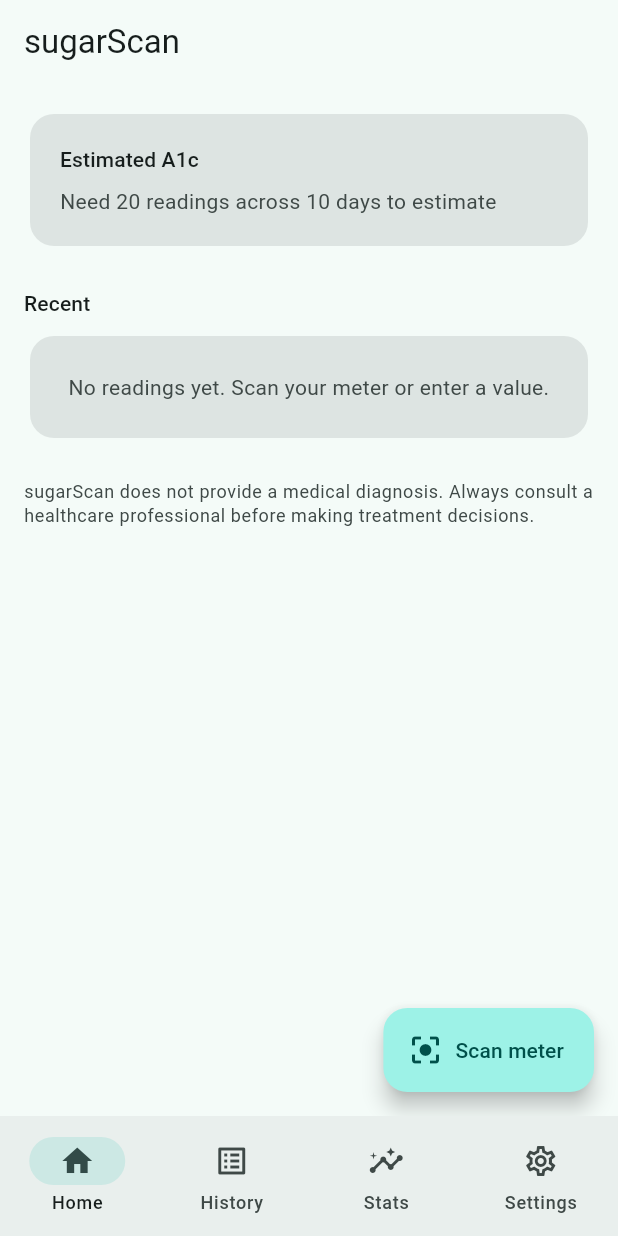
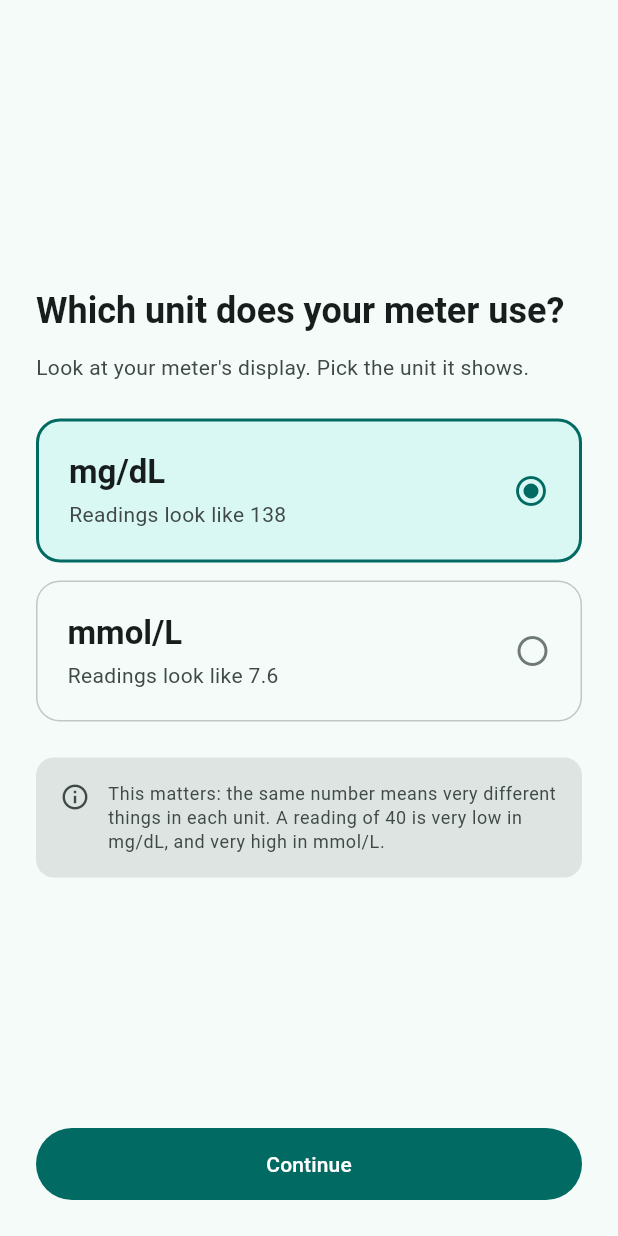
Before and after one commit to kybird/SugarScan, a Flutter app: the screen it shows after launch, on a phone screen of 412 x 824 dp. Run offline on Flutter 3.47's test engine with Material 3 defaults, Android fonts, the phone set to English and light mode, and no system bars; our stand-ins replace camera, drift, drift_flutter, flutter_riverpod, flutter_timezone, go_router; missing offline and left inert: tflite_flutter; accounts and stored records are empty; generated files the repository leaves out were written again.

Commit message:
feat(settings): require the user to confirm their display unit
Locale is a guess, and acting on that guess can invert what a reading
means. Within the validator ranges (mg/dL 10-900 integers, mmol/L
0.6-50 with one decimal), exactly 41 values pass under both units: the
integers 10 through 50. Everything outside that band is rejected, so the
user notices. Inside it, nothing notices.

A reading of 40 is severe hypoglycemia in mg/dL and roughly 721 mg/dL,
severe hyperglycemia, in mmol/L. Neither the validator nor the stabilizer
can catch this, because the number itself is perfectly ordinary. The band
is now pinned by a regression test.

UnitGate sits in MaterialApp.router's builder so it covers every route.
Gating only the dashboard would leave the scan route reachable.

The onboarding shows example numbers (138 / 7.6) rather than unit names,
so the user compares against their own meter's display instead of
recalling what mmol/L means. The locale guess is preselected but never
confirmed on the user's behalf; UnitPreference.confirmedByUser keeps
"guessed" and "chosen" distinct.

Changing the unit later only changes display. mg/dL stays canonical and
each reading keeps the enteredUnit it was recorded with.

Settings live in a new app_settings key-value table (schema v2, with an
onUpgrade migration) so future settings do not each need a schema change.

Known gap: readings saved under a wrong unit are not corrected when the
setting changes. Automatic correction is unsafe because the app cannot
know which reading was right. Needs the reading-edit UI.

Co-Authored-By: Claude Opus 5 <noreply@anthropic.com>

```diff
--- a/lib/app/app.dart
+++ b/lib/app/app.dart
@@ -2,6 +2,7 @@ import 'package:flutter/material.dart';
 import 'package:flutter_localizations/flutter_localizations.dart';
 import 'package:go_router/go_router.dart';
 
+import '../features/onboarding/unit_gate.dart';
 import '../l10n/generated/app_localizations.dart';
 import 'router.dart';
 import 'theme/app_theme.dart';
@@ -21,6 +22,9 @@ class _SugarScanAppState extends State<SugarScanApp> {
     return MaterialApp.router(
       onGenerateTitle: (context) => AppLocalizations.of(context).appTitle,
       routerConfig: _router,
+      // 게이트를 라우터 위에 둔다. 대시보드에만 걸면 스캔 화면으로 직접
+      // 들어가는 경로가 뚫린다.
+      builder: (context, child) => UnitGate(child: child ?? const SizedBox()),
       theme: AppTheme.light(),
       darkTheme: AppTheme.dark(),
       themeMode: ThemeMode.system,
--- a/lib/app/providers.dart
+++ b/lib/app/providers.dart
@@ -3,6 +3,7 @@ import 'package:flutter_riverpod/flutter_riverpod.dart';
 
 import '../data/local/database.dart';
 import '../data/repositories/glucose_repository.dart';
+import '../data/repositories/settings_repository.dart';
 import '../data/system_timezone.dart';
 import '../domain/models/glucose_reading.dart';
 import '../domain/models/glucose_unit.dart';
@@ -30,13 +31,34 @@ final recentReadingsProvider = StreamProvider<List<GlucoseReading>>((ref) {
   return ref.watch(glucoseRepositoryProvider).watchRecent();
 });
 
-/// 표시 단위.
+final settingsRepositoryProvider = Provider<SettingsRepository>((ref) {
+  return SettingsRepository(database: ref.watch(databaseProvider));
+});
+
+/// 로케일에서 추정한 단위.
 ///
-/// 지금은 로케일에서 추정한다. 설정 화면(W11)이 붙으면 사용자가 고른 값이
-/// 이 자리를 대신한다. **추정값을 그대로 확정하지 않는다** — 단위 오설정은
-/// 이 앱에서 가장 위험한 UX 버그라, 온보딩에서 반드시 확인을 받아야 한다.
-final displayUnitProvider = Provider<GlucoseUnit>((ref) {
+/// **추정일 뿐이다.** 온보딩에서 미리 선택해 두는 용도로만 쓰고, 확인 없이
+/// 저장 경로로 흘려보내지 않는다. 이유는 [unitPreferenceProvider] 참조.
+final localeUnitGuessProvider = Provider<GlucoseUnit>((ref) {
   return defaultUnitForCountry(
     WidgetsBinding.instance.platformDispatcher.locale.countryCode,
   );
 });
+
+/// 사용자가 확인한 표시 단위 설정. 아직 고른 적이 없으면 null.
+///
+/// 검증기 범위상 10~50 사이의 정수는 두 단위 모두에서 통과한다. 같은 숫자가
+/// mg/dL 로는 중증 저혈당, mmol/L 로는 중증 고혈당이다. 단위가 반대로 잡히면
+/// 그 구간의 기록이 정반대 의미로 저장되므로, 확인 전에는 앱이 진행하지 않는다.
+final unitPreferenceProvider = StreamProvider<UnitPreference?>((ref) {
+  return ref.watch(settingsRepositoryProvider).watchUnitPreference();
+});
+
+/// 화면에 쓸 표시 단위.
+///
+/// 확인된 값이 없으면 추정값으로 떨어지지만, 그 상태에서는 온보딩 게이트가
+/// 다른 화면을 막고 있으므로 실제 저장에는 쓰이지 않는다.
+final displayUnitProvider = Provider<GlucoseUnit>((ref) {
+  final preference = ref.watch(unitPreferenceProvider).value;
+  return preference?.unit ?? ref.watch(localeUnitGuessProvider);
+});
--- a/lib/app/router.dart
+++ b/lib/app/router.dart
@@ -4,6 +4,7 @@ import 'package:go_router/go_router.dart';
 import '../features/dashboard/dashboard_screen.dart';
 import '../features/history/history_screen.dart';
 import '../features/scan/scan_screen.dart';
+import '../features/settings/settings_screen.dart';
 import '../features/shared/placeholder_screen.dart';
 import '../l10n/generated/app_localizations.dart';
 
@@ -57,11 +58,7 @@ GoRouter createRouter() {
             GoRoute(
               path: AppRoute.settings.path,
               name: AppRoute.settings.name,
-              builder: (context, state) => PlaceholderScreen(
-                title: AppLocalizations.of(context).navSettings,
-                phase: 'W11',
-                icon: Icons.settings,
-              ),
+              builder: (context, state) => const SettingsScreen(),
             ),
           ]),
         ],
--- /dev/null
+++ b/lib/data/repositories/settings_repository.dart
@@ -0,0 +1,79 @@
+import '../../domain/models/glucose_unit.dart';
+import '../local/database.dart';
+
+/// 표시 단위 설정의 상태.
+///
+/// "아직 확인 안 됨"과 "사용자가 골랐음"을 구분하는 것이 이 타입의 존재
+/// 이유다. 둘을 뭉뚱그리면 로케일 추정값이 사용자가 고른 값인 척하게 된다.
+class UnitPreference {
+  const UnitPreference({required this.unit, required this.confirmedByUser});
+
+  final GlucoseUnit unit;
+
+  /// 사용자가 온보딩이나 설정에서 직접 확인했는지.
+  final bool confirmedByUser;
+}
+
+/// 앱 설정 저장소.
+///
+/// 표시 단위가 왜 이렇게까지 조심스럽게 다뤄지는가:
+/// 검증기 범위상 **10~50 사이의 정수는 두 단위 모두에서 통과한다.** 같은 숫자가
+/// mg/dL 로는 중증 저혈당, mmol/L 로는 중증 고혈당(180~900 mg/dL 상당)이다.
+/// 단위가 반대로 잡혀 있으면 그 구간의 기록이 임상적으로 정반대 의미로 저장되고,
+/// 검증기도 안정화기도 이 오류는 잡지 못한다. 그래서 추정값을 확정으로 쓰지 않는다.
+class SettingsRepository {
+  SettingsRepository({required AppDatabase database}) : _db = database;
+
+  static const String _unitKey = 'display_unit';
+  static const String _unitConfirmedKey = 'display_unit_confirmed';
+
+  final AppDatabase _db;
+
+  /// 저장된 단위 설정. 아직 고른 적이 없으면 null.
+  Future<UnitPreference?> readUnitPreference() async {
+    final unit = await _read(_unitKey);
+    if (unit == null) return null;
+
+    return UnitPreference(
+      unit: GlucoseUnit.fromWireName(unit),
+      confirmedByUser: await _read(_unitConfirmedKey) == 'true',
+    );
+  }
+
+  Stream<UnitPreference?> watchUnitPreference() {
+    final query = _db.select(_db.appSettingRows)
+      ..where((t) => t.key.isIn([_unitKey, _unitConfirmedKey]));
+
+    return query.watch().map((rows) {
+      final map = {for (final row in rows) row.key: row.value};
+      final unit = map[_unitKey];
+      if (unit == null) return null;
+      return UnitPreference(
+        unit: GlucoseUnit.fromWireName(unit),
+        confirmedByUser: map[_unitConfirmedKey] == 'true',
+      );
+    });
+  }
+
+  /// 사용자가 직접 고른 단위를 저장한다.
+  ///
+  /// 이미 저장된 기록은 건드리지 않는다. 정본이 mg/dL 이라 표시만 바뀌며,
+  /// 각 기록은 입력 당시의 `enteredUnit` 을 그대로 간직한다.
+  Future<void> confirmUnit(GlucoseUnit unit) async {
+    await _write(_unitKey, unit.wireName);
+    await _write(_unitConfirmedKey, 'true');
+  }
+
+  Future<String?> _read(String key) async {
+    final row = await (_db.select(_db.appSettingRows)
+          ..where((t) => t.key.equals(key)))
+        .getSingleOrNull();
+    return row?.value;
+  }
+
+  Future<void> _write(String key, String value) {
+    return _db.into(_db.appSettingRows).insertOnConflictUpdate(
+          AppSettingRowsCompanion.insert(key: key, value: value),
+        );
+  }
+}
--- /dev/null
+++ b/lib/features/onboarding/unit_gate.dart
@@ -0,0 +1,42 @@
+import 'package:flutter/material.dart';
+import 'package:flutter_riverpod/flutter_riverpod.dart';
+
+import '../../app/providers.dart';
+import 'unit_onboarding_screen.dart';
+
+/// 표시 단위가 확인되기 전에는 앱의 나머지를 막는다.
+///
+/// 라우터 위쪽(`MaterialApp.router` 의 `builder`)에 두어 **모든 경로**를 덮는다.
+/// 대시보드에만 걸면 스캔 화면으로 직접 들어가는 경로가 뚫린다.
+class UnitGate extends ConsumerWidget {
+  const UnitGate({super.key, required this.child});
+
+  final Widget child;
+
+  @override
+  Widget build(BuildContext context, WidgetRef ref) {
+    final preference = ref.watch(unitPreferenceProvider);
+
+    return preference.when(
+      loading: () => const _Splash(),
+      // 설정을 못 읽는다고 앱을 못 쓰게 만들지 않는다. 확인 화면을 띄우면
+      // 사용자가 답하고 다시 저장을 시도할 수 있다.
+      error: (_, _) => const UnitOnboardingScreen(),
+      data: (value) => value != null && value.confirmedByUser
+          ? child
+          : const UnitOnboardingScreen(),
+    );
+  }
+}
+
+class _Splash extends StatelessWidget {
+  const _Splash();
+
+  @override
+  Widget build(BuildContext context) {
+    return const ColoredBox(
+      color: Color(0xFF101214),
+      child: Center(child: CircularProgressIndicator()),
+    );
+  }
+}
--- /dev/null
+++ b/lib/features/onboarding/unit_onboarding_screen.dart
@@ -0,0 +1,186 @@
+import 'package:flutter/material.dart';
+import 'package:flutter_riverpod/flutter_riverpod.dart';
+
+import '../../app/providers.dart';
+import '../../domain/models/glucose_unit.dart';
+import '../../l10n/generated/app_localizations.dart';
+
+/// 표시 단위 확인 화면.
+///
+/// 앱의 다른 어떤 화면보다 먼저 뜨고, 답하기 전에는 넘어갈 수 없다.
+///
+/// 로케일로 단위를 추정할 수는 있지만 그 추정을 확정으로 쓰지 않는 이유:
+/// 검증기 범위상 **10~50 사이의 정수는 두 단위 모두에서 통과한다.** 같은 숫자가
+/// mg/dL 로는 중증 저혈당, mmol/L 로는 중증 고혈당이다. 단위가 반대로 잡히면
+/// 그 구간의 기록이 임상적으로 정반대 의미로 저장되고, 검증기도 안정화기도
+/// 이 오류는 잡아내지 못한다. 물어보는 것이 유일한 방어다.
+class UnitOnboardingScreen extends ConsumerStatefulWidget {
+  const UnitOnboardingScreen({super.key});
+
+  @override
+  ConsumerState<UnitOnboardingScreen> createState() =>
+      _UnitOnboardingScreenState();
+}
+
+class _UnitOnboardingScreenState extends ConsumerState<UnitOnboardingScreen> {
+  GlucoseUnit? _selected;
+  bool _saving = false;
+
+  @override
+  Widget build(BuildContext context) {
+    final l10n = AppLocalizations.of(context);
+    final theme = Theme.of(context);
+
+    // 로케일 추정값을 미리 선택해 두되, 확정은 사용자의 탭으로만 이뤄진다.
+    final GlucoseUnit selected =
+        _selected ?? ref.watch(localeUnitGuessProvider);
+
+    return Scaffold(
+      body: SafeArea(
+        child: Padding(
+          padding: const EdgeInsets.all(24),
+          child: Column(
+            crossAxisAlignment: CrossAxisAlignment.stretch,
+            children: [
+              const Spacer(),
+              Text(
+                l10n.onboardingUnitTitle,
+                style: theme.textTheme.headlineSmall
+                    ?.copyWith(fontWeight: FontWeight.w600),
+              ),
+              const SizedBox(height: 12),
+              Text(
+                l10n.onboardingUnitBody,
+                style: theme.textTheme.bodyMedium
+                    ?.copyWith(color: theme.colorScheme.onSurfaceVariant),
+              ),
+              const SizedBox(height: 24),
+              for (final unit in GlucoseUnit.values) ...[
+                _UnitOption(
+                  unit: unit,
+                  example: unit == GlucoseUnit.mgdl
+                      ? l10n.unitExampleMgdl
+                      : l10n.unitExampleMmoll,
+                  selected: selected == unit,
+                  onTap: () => setState(() => _selected = unit),
+                ),
+                const SizedBox(height: 12),
+              ],
+              const SizedBox(height: 12),
+              _Warning(text: l10n.onboardingUnitWarning),
+              const Spacer(),
+              FilledButton(
+                onPressed: _saving ? null : () => _confirm(selected),
+                child: Text(l10n.actionContinue),
+              ),
+            ],
+          ),
+        ),
+      ),
+    );
+  }
+
+  Future<void> _confirm(GlucoseUnit unit) async {
+    setState(() => _saving = true);
+    await ref.read(settingsRepositoryProvider).confirmUnit(unit);
+    // 저장이 끝나면 게이트가 스스로 열린다. 여기서 화면을 밀어내지 않는다.
+  }
+}
+
+class _UnitOption extends StatelessWidget {
+  const _UnitOption({
+    required this.unit,
+    required this.example,
+    required this.selected,
+    required this.onTap,
+  });
+
+  final GlucoseUnit unit;
+  final String example;
+  final bool selected;
+  final VoidCallback onTap;
+
+  @override
+  Widget build(BuildContext context) {
+    final scheme = Theme.of(context).colorScheme;
+    final theme = Theme.of(context);
+
+    return InkWell(
+      onTap: onTap,
+      borderRadius: BorderRadius.circular(16),
+      child: Container(
+        padding: const EdgeInsets.all(20),
+        decoration: BoxDecoration(
+          borderRadius: BorderRadius.circular(16),
+          border: Border.all(
+            color: selected ? scheme.primary : scheme.outlineVariant,
+            width: selected ? 2 : 1,
+          ),
+          color: selected ? scheme.primaryContainer.withValues(alpha: 0.3) : null,
+        ),
+        child: Row(
+          children: [
+            Expanded(
+              child: Column(
+                crossAxisAlignment: CrossAxisAlignment.start,
+                children: [
+                  Text(
+                    unit.symbol,
+                    style: theme.textTheme.titleLarge
+                        ?.copyWith(fontWeight: FontWeight.w600),
+                  ),
+                  const SizedBox(height: 4),
+                  // 숫자 예시를 보여 주는 것이 단위 이름보다 확실하다.
+                  // 사용자는 자기 혈당계 화면과 눈으로 대조하면 된다.
+                  Text(
+                    example,
+                    style: theme.textTheme.bodyMedium
+                        ?.copyWith(color: scheme.onSurfaceVariant),
+                  ),
+                ],
+              ),
+            ),
+            Icon(
+              selected ? Icons.radio_button_checked : Icons.radio_button_off,
+              color: selected ? scheme.primary : scheme.outline,
+            ),
+          ],
+        ),
+      ),
+    );
+  }
+}
+
+class _Warning extends StatelessWidget {
+  const _Warning({required this.text});
+
+  final String text;
+
+  @override
+  Widget build(BuildContext context) {
+    final scheme = Theme.of(context).colorScheme;
+    return Container(
+      padding: const EdgeInsets.all(16),
+      decoration: BoxDecoration(
+        color: scheme.surfaceContainerHighest,
+        borderRadius: BorderRadius.circular(12),
+      ),
+      child: Row(
+        crossAxisAlignment: CrossAxisAlignment.start,
+        children: [
+          Icon(Icons.info_outline, size: 20, color: scheme.onSurfaceVariant),
+          const SizedBox(width: 12),
+          Expanded(
+            child: Text(
+              text,
+              style: Theme.of(context)
+                  .textTheme
+                  .bodySmall
+                  ?.copyWith(color: scheme.onSurfaceVariant),
+            ),
+          ),
+        ],
+      ),
+    );
+  }
+}
--- a/lib/l10n/app_en.arb
+++ b/lib/l10n/app_en.arb
@@ -85,6 +85,23 @@
   "sourceHealthSync": "Health app",
   "sourceImport": "Imported",
 
+  "onboardingUnitTitle": "Which unit does your meter use?",
+  "onboardingUnitBody": "Look at your meter's display. Pick the unit it shows.",
+  "onboardingUnitWarning": "This matters: the same number means very different things in each unit. A reading of 40 is very low in mg/dL, and very high in mmol/L.",
+  "@onboardingUnitWarning": {
+    "description": "Descriptive, not alarming. States the fact without telling the user what to do about it."
+  },
+  "unitExampleMgdl": "Readings look like 138",
+  "unitExampleMmoll": "Readings look like 7.6",
+  "actionContinue": "Continue",
+
+  "settingsUnitSection": "Display unit",
+  "settingsUnitChanged": "Display unit changed to {unit}",
+  "@settingsUnitChanged": {
+    "placeholders": { "unit": { "type": "String" } }
+  },
+  "settingsUnitNote": "Changing this only affects how readings are shown. Saved readings keep the unit they were entered in.",
+
   "medicalDisclaimer": "sugarScan does not provide a medical diagnosis. Always consult a healthcare professional before making treatment decisions.",
   "@medicalDisclaimer": {
     "description": "Required notice. Must stay visible on onboarding, reports and settings."
--- a/lib/l10n/app_ko.arb
+++ b/lib/l10n/app_ko.arb
@@ -64,6 +64,17 @@
   "sourceHealthSync": "건강 앱",
   "sourceImport": "가져오기",
 
+  "onboardingUnitTitle": "혈당계가 어떤 단위를 쓰나요?",
+  "onboardingUnitBody": "혈당계 화면을 보고 표시되는 단위를 골라 주세요.",
+  "onboardingUnitWarning": "중요합니다. 같은 숫자라도 단위에 따라 뜻이 완전히 달라집니다. 40은 mg/dL에서는 매우 낮고, mmol/L에서는 매우 높습니다.",
+  "unitExampleMgdl": "이런 식으로 표시됩니다: 138",
+  "unitExampleMmoll": "이런 식으로 표시됩니다: 7.6",
+  "actionContinue": "계속",
+
+  "settingsUnitSection": "표시 단위",
+  "settingsUnitChanged": "표시 단위를 {unit}로 바꿨습니다",
+  "settingsUnitNote": "이 설정은 보여 주는 방식만 바꿉니다. 이미 저장된 기록은 입력 당시의 단위를 그대로 간직합니다.",
+
   "medicalDisclaimer": "sugarScan은 의학적 진단을 제공하지 않습니다. 치료 결정 시 반드시 전문 의료진과 상담하세요.",
 
   "comingSoon": "{phase}에 구현 예정"
```
Also changed, not shown: lib/data/local/database.dart (+8 -2 lines), lib/data/local/tables.dart (+16 -0 lines), lib/features/settings/settings_screen.dart (added, +85 -0 lines), lib/data/local/database.g.dart, lib/l10n/generated/app_localizations.dart, lib/l10n/generated/app_localizations_en.dart, lib/l10n/generated/app_localizations_ko.dart, 5 other files.
